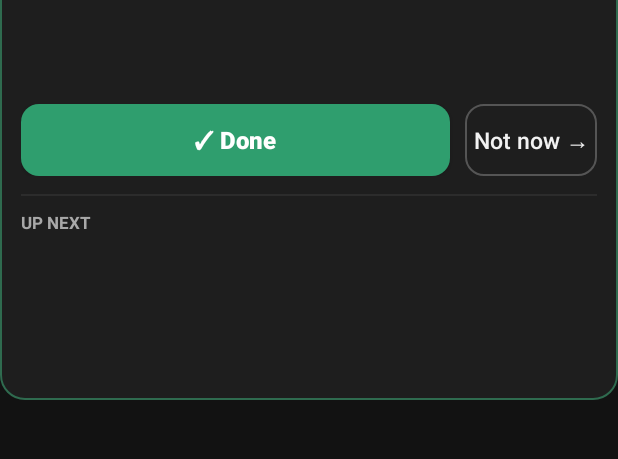
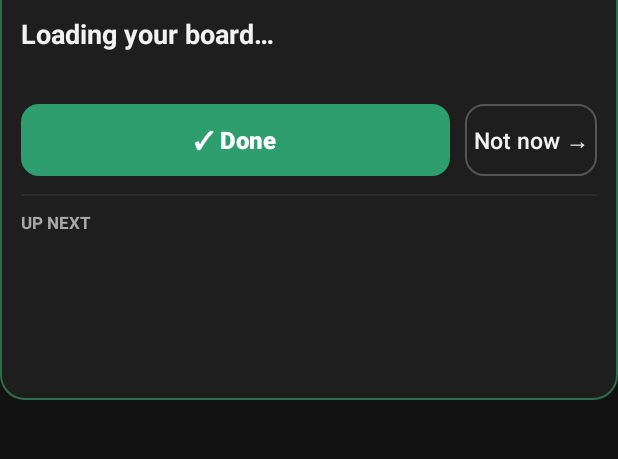
Before and after one commit to xkazu007/muse-board, an Android app: the layout widget_muse_board.xml on its own in the app's theme, with its tools: preview values and no code run, on a phone screen of 412 x 824 dp, the part 46-505 px from its top. Run offline under Robolectric (Android 15) with nearby library versions, the phone set to English and light mode, and no system bars.

Commit message:
v1.2: fix "Couldn't add widget"
The widget layout used a plain <View> as the divider. View is not a
RemoteViews-supported class, so the launcher could not inflate the
layout at all: the picker preview showed "Couldn't add widget" and a
placed widget would show "Can't load widget". Use an empty FrameLayout
for the divider instead.

Also:
- Pin toast no longer claims the widget was added before the user taps
  Add in the launcher's dialog.
- Widget shows "Loading your board…" until the first refresh instead of
  a blank card.
- Error state hides the Up next rows instead of leaving blank space.

Co-Authored-By: Claude Opus 5.5 <noreply@anthropic.com>
Claude-Session: https://claude.ai/code/session_01W49TnhpHJg4QVn75J5EeMr

```diff
--- a/android/app/build.gradle.kts
+++ b/android/app/build.gradle.kts
@@ -11,8 +11,8 @@ android {
         applicationId = "tech.mourid.museboard"
         minSdk = 26
         targetSdk = 34
-        versionCode = 2
-        versionName = "1.1"
+        versionCode = 3
+        versionName = "1.2"
     }
 
     signingConfigs {
--- a/android/app/src/main/java/tech/mourid/museboard/WidgetUpdater.kt
+++ b/android/app/src/main/java/tech/mourid/museboard/WidgetUpdater.kt
@@ -91,6 +91,9 @@ object WidgetUpdater {
         views.setViewVisibility(R.id.widget_btn_done, View.GONE)
         views.setViewVisibility(R.id.widget_btn_snooze, View.GONE)
         views.setViewVisibility(R.id.widget_waiting, View.GONE)
+        views.setViewVisibility(R.id.widget_upcoming_1, View.GONE)
+        views.setViewVisibility(R.id.widget_upcoming_2, View.GONE)
+        views.setViewVisibility(R.id.widget_upcoming_3, View.GONE)
         views.setTextViewText(R.id.widget_done_count, "")
         views.setOnClickPendingIntent(R.id.widget_root, refreshPendingIntent(context))
         push(context, views)
--- a/android/app/src/main/res/layout/widget_muse_board.xml
+++ b/android/app/src/main/res/layout/widget_muse_board.xml
@@ -36,6 +36,7 @@
         android:layout_marginTop="10dp"
         android:ellipsize="end"
         android:maxLines="2"
+        android:text="@string/widget_loading"
         android:textColor="@color/text"
         android:textSize="18sp"
         android:textStyle="bold" />
@@ -89,7 +90,9 @@
             android:textSize="15sp" />
     </LinearLayout>
 
-    <View
+    <!-- Divider. Must be a RemoteViews-supported class: a plain <View>
+         makes the whole widget fail to inflate ("Couldn't add widget"). -->
+    <FrameLayout
         android:layout_width="match_parent"
         android:layout_height="1dp"
         android:layout_marginTop="12dp"
--- a/android/app/src/main/res/values/strings.xml
+++ b/android/app/src/main/res/values/strings.xml
@@ -24,6 +24,7 @@
     <string name="widget_help">To add the widget: long-press your home screen → Widgets → Muse Board.</string>
     <string name="widget_desc">Your Muse task list: the one thing to do now, what\'s next, and today\'s progress.</string>
     <string name="add_widget">Add widget to home screen</string>
-    <string name="widget_pin_ok">Widget added — check your home screen.</string>
+    <string name="widget_pin_ok">Tap Add in the dialog to place the widget.</string>
+    <string name="widget_loading">Loading your board…</string>
     <string name="widget_pin_unsupported">Your launcher doesn\'t support adding widgets from the app. Long-press the home screen → Widgets → Muse Board instead.</string>
 </resources>
```
Also changed, not shown: android/app/src/main/java/tech/mourid/museboard/MainActivity.kt (+3 -4 lines), 1 other file.
